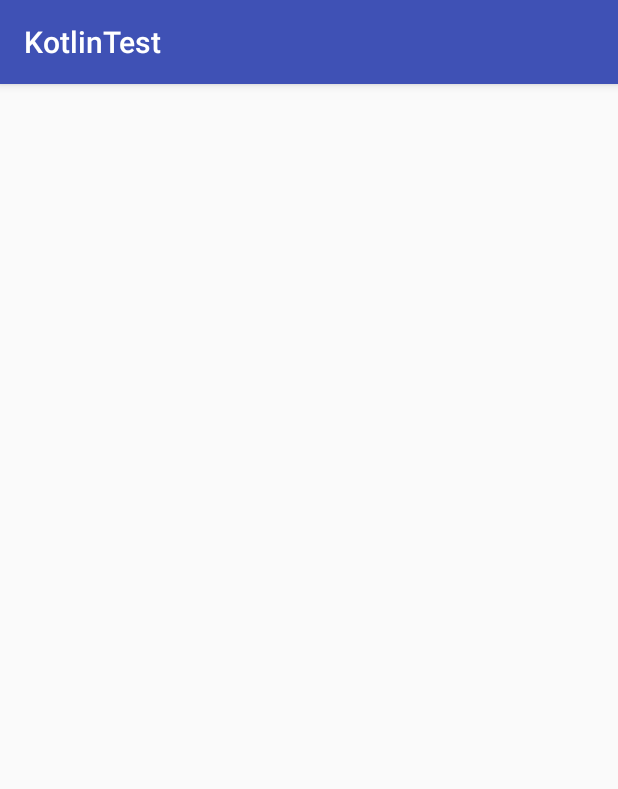
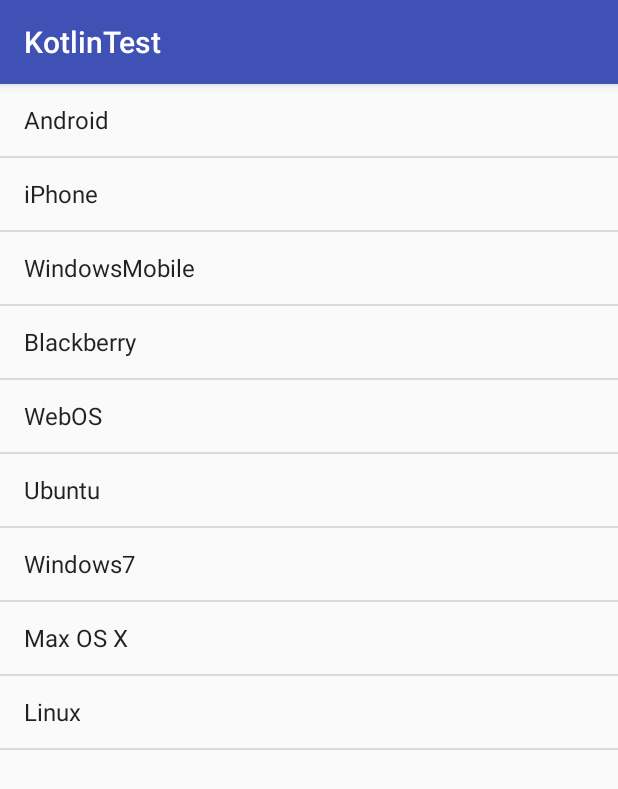
Before and after one commit to KyleRoarty/practice-android, an Android app: the screen it shows after launch (MainActivity before the commit, ListViewExampleActivity after it), on a phone screen of 412 x 824 dp. Shown: the top 789 px of the screen. Run offline under Robolectric (Android 15) with nearby library versions, the phone set to English and light mode, and no system bars.

Commit message:
Working example. Touch item to delete it.
Signed-off-by: Kyle Roarty <kyleroarty1716@gmail.com>

```diff
--- a/app/build.gradle
+++ b/app/build.gradle
@@ -8,7 +8,7 @@
     compileSdkVersion 26
     defaultConfig {
         applicationId "com.example.kyle.kotlintest"
-        minSdkVersion 15
+        minSdkVersion 16
         targetSdkVersion 26
         versionCode 1
         versionName "1.0"
@@ -20,10 +20,12 @@
             proguardFiles getDefaultProguardFile('proguard-android.txt'), 'proguard-rules.pro'
         }
     }
+    productFlavors {
+    }
 }
 
 dependencies {
-    implementation fileTree(dir: 'libs', include: ['*.jar'])
+    implementation fileTree(include: ['*.jar'], dir: 'libs')
     implementation "org.jetbrains.kotlin:kotlin-stdlib-jre7:$kotlin_version"
     implementation 'com.android.support:appcompat-v7:26.1.0'
     implementation 'com.android.support.constraint:constraint-layout:1.0.2'
--- a/app/src/main/java/com/example/kyle/kotlintest/ListViewExampleActivity.kt
+++ b/app/src/main/java/com/example/kyle/kotlintest/ListViewExampleActivity.kt
@@ -1,7 +1,10 @@
 package com.example.kyle.kotlintest
 
+import android.content.Context
 import android.support.v7.app.AppCompatActivity
 import android.os.Bundle
+import android.view.View
+import android.widget.AdapterView
 import android.widget.ArrayAdapter
 import android.widget.ListView
 
@@ -11,12 +14,51 @@
         super.onCreate(savedInstanceState)
         setContentView(R.layout.activity_list_view_example2)
 
-        val lv = findViewById<ListView>(R.id.list_view)
+        val lv = findViewById<ListView>(R.id.list_view) as ListView
 
         val operating_systems = arrayListOf<String>("Android", "iPhone", "WindowsMobile", "Blackberry",
                                         "WebOS", "Ubuntu", "Windows7", "Max OS X", "Linux")
 
+        val adapter = StableArrayAdapter(this, android.R.layout.simple_list_item_1, operating_systems)
 
+        lv.adapter = adapter
+
+        lv.setOnItemClickListener(
+                object : AdapterView.OnItemClickListener {
+                    override fun onItemClick(parent: AdapterView<*>, view: View, position: Int, id: Long){
+                        val item = parent.getItemAtPosition(position) as String
+                        view.animate().setDuration(2000).alpha(0f).withEndAction(
+                                object : Runnable {
+                                    override fun run() {
+                                        operating_systems.remove(item)
+                                        adapter.notifyDataSetChanged()
+                                        view.alpha = 1f
+                                    }
+                                }
+                        )
+
+                    }
+                }
+        )
 
     }
+
+    private class StableArrayAdapter(context: Context, resource: Int, objects: ArrayList<String>) : ArrayAdapter<String>(context, resource, objects) {
+        val mIdMap = HashMap<String, Int>()
+
+        init {
+            for (i in objects.indices) {
+                mIdMap.put(objects.get(i), i)
+            }
+        }
+
+        override fun getItemId(position: Int): Long{
+            val item = getItem(position)
+            return mIdMap.get(item)!!.toLong()
+        }
+
+        override fun hasStableIds(): Boolean {
+            return true
+        }
+    }
 }
--- a/app/src/main/res/layout/activity_list_view_example2.xml
+++ b/app/src/main/res/layout/activity_list_view_example2.xml
@@ -1,5 +1,5 @@
 <?xml version="1.0" encoding="utf-8"?>
-<android.support.constraint.ConstraintLayout xmlns:android="http://schemas.android.com/apk/res/android"
+<ListView xmlns:android="http://schemas.android.com/apk/res/android"
     xmlns:app="http://schemas.android.com/apk/res-auto"
     xmlns:tools="http://schemas.android.com/tools"
     android:id="@+id/list_view"
@@ -7,4 +7,4 @@
     android:layout_height="match_parent"
     tools:context="com.example.kyle.kotlintest.ListViewExampleActivity">
 
-</android.support.constraint.ConstraintLayout>
+</ListView>
```
Also changed, not shown: app/src/main/AndroidManifest.xml (+4 -7 lines), app/src/main/res/layout/activity_list_view_example.xml (deleted, +0 -33 lines), app/src/main/res/layout/content_list_view_example.xml (deleted, +0 -11 lines), 1 other file.
